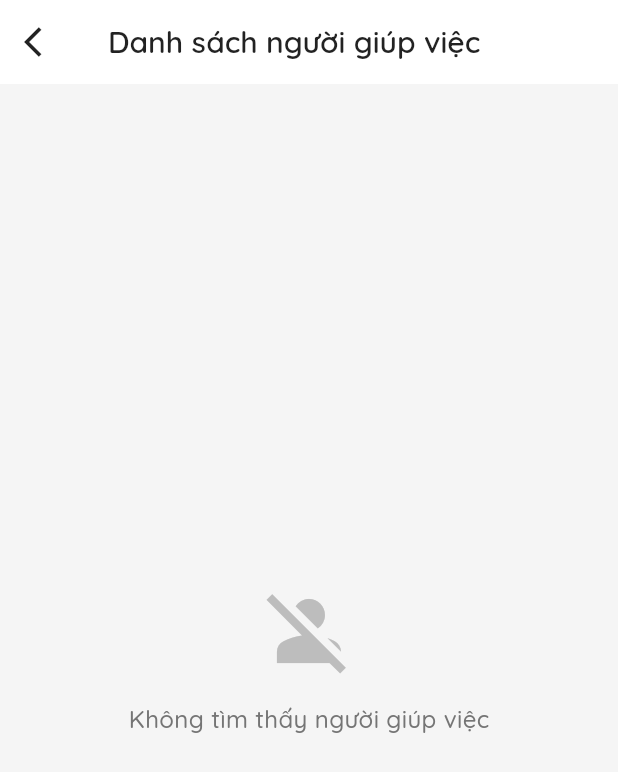
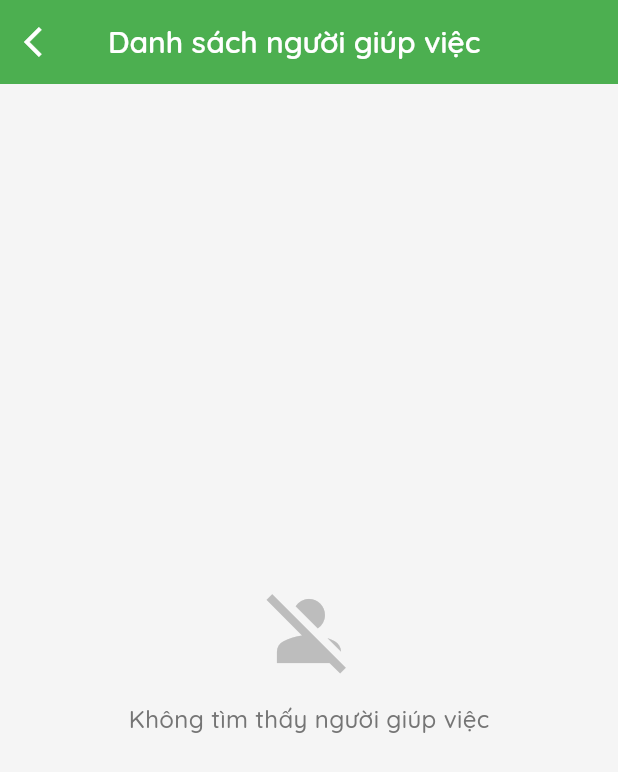
Before and after one commit to kidneyflowerSE/HomeCareV4, a Flutter app: the HelperList screen opened directly with empty values, on a phone screen of 412 x 824 dp. Shown: the top 772 px of the screen. Run offline on Flutter 3.47's test engine with Material 3 defaults, Android fonts, the phone set to English and light mode, and no system bars; our stand-ins replace awesome_dialog, percent_indicator, table_calendar; network calls fail; project files that could hold a hidden picture were left out.

Commit message:
update somethings =))

```diff
--- a/lib/components/feature_helper_list.dart
+++ b/lib/components/feature_helper_list.dart
@@ -55,7 +55,6 @@ class FeaturedStaffList extends StatelessWidget {
                             backgroundImage: AssetImage(item['avatar']),
                           ),
                         ),
-                        if (item['isTopRated'] == true)
                         Positioned(
                           right: 0,
                           top: 0,
--- a/lib/pages/helper_list_page.dart
+++ b/lib/pages/helper_list_page.dart
@@ -82,18 +82,21 @@ class _HelperListState extends State<HelperList> {
       backgroundColor: Colors.grey[100],
       appBar: AppBar(
         elevation: 0,
-        backgroundColor: Colors.white,
+        backgroundColor: Colors.green,
         title: const Text(
           'Danh sách người giúp việc',
           style: TextStyle(
-            color: Colors.black87,
+            color: Colors.white,
             fontSize: 20,
             fontWeight: FontWeight.w600,
             fontFamily: 'Quicksand',
           ),
         ),
         leading: IconButton(
-          icon: const Icon(Icons.arrow_back_ios, color: Colors.black87),
+          icon: const Icon(
+            Icons.arrow_back_ios,
+            color: Colors.white,
+          ),
           onPressed: () => Navigator.pop(context),
         ),
       ),
@@ -266,6 +269,7 @@ class _HelperListState extends State<HelperList> {
               fit: BoxFit.cover,
             );
           },
+          fadeInDuration: const Duration(milliseconds: 300),
         ),
       ),
     );
--- a/lib/pages/login_page.dart
+++ b/lib/pages/login_page.dart
@@ -87,12 +87,11 @@ class _LoginPageState extends State<LoginPage> {
             services: widget.services,
             featuredStaff: [
               {
-                'name': 'Nguyễn Văn A',
+                'name': 'Phạm Nguyễn Quốc Huy',
                 'avatar': 'lib/images/staff/anhhuy.jpg',
-                'position': 'Chuyên gia sửa chữa',
+                'position': 'Thợ sửa ổng nước',
                 'rating': "4.8",
                 'completedJobs': "120",
-                'isTopRated': "true",
               },
               {
                 'name': 'Trần Phi Hùng',
@@ -100,7 +99,6 @@ class _LoginPageState extends State<LoginPage> {
                 'position': 'Thợ điện chuyên nghiệp',
                 'rating': "4.5",
                 'completedJobs': "98",
-                'isTopRated': "false",
               },
             ],
           ),
--- a/lib/pages/order_success_page.dart
+++ b/lib/pages/order_success_page.dart
@@ -61,8 +61,9 @@ class OrderSuccess extends StatelessWidget {
                     Navigator.push(
                       context,
                       MaterialPageRoute(
-                        builder: (context) => const ActivityPage(
-                          requests: [],
+                        builder: (context) => const HomePage(
+                          customer: [],
+                          featuredStaff: [],
                         ),
                       ),
                     );
```
Also changed, not shown: lib/pages/review_order_page.dart (+18 -6 lines). Lines whose indentation alone changed are shown as unchanged.
